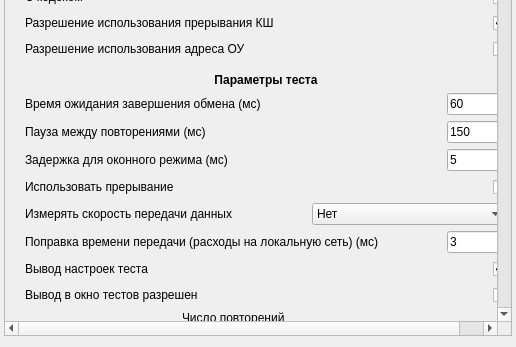
This is default/settings_trm_single_test.ui in Veala/host_tgca-for-t_hsc as Qt 5 draws it before an edit; both pictures show x 0 to 516 and y 537 to 884 of the 516 by 884 pixel window. The edited form follows.
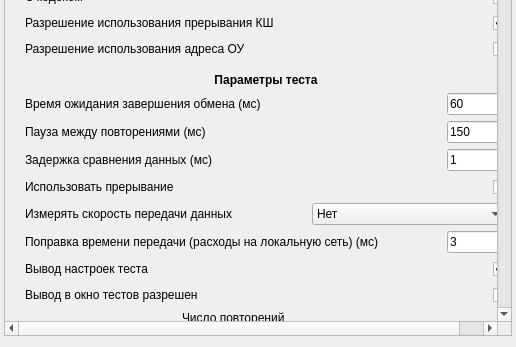
This is the edited form. Icons and pictures are not drawn.

What changed in the file:
```diff
--- a/default/settings_trm_single_test.ui
+++ b/default/settings_trm_single_test.ui
@@ -1640,7 +1640,7 @@
        <item row="29" column="0" colspan="3">
         <widget class="QLabel" name="labelWinModePause">
          <property name="text">
-          <string>Задержка для оконного режима (мc)</string>
+          <string>Задержка сравнения данных (мс)</string>
          </property>
         </widget>
        </item>
@@ -1652,8 +1652,11 @@
            <height>16777215</height>
           </size>
          </property>
+         <property name="inputMask">
+          <string>009</string>
+         </property>
          <property name="text">
-          <string>5</string>
+          <string>1</string>
          </property>
         </widget>
        </item>
```
Left out of the diff: 2 changed lines with no effect on the pictures.
